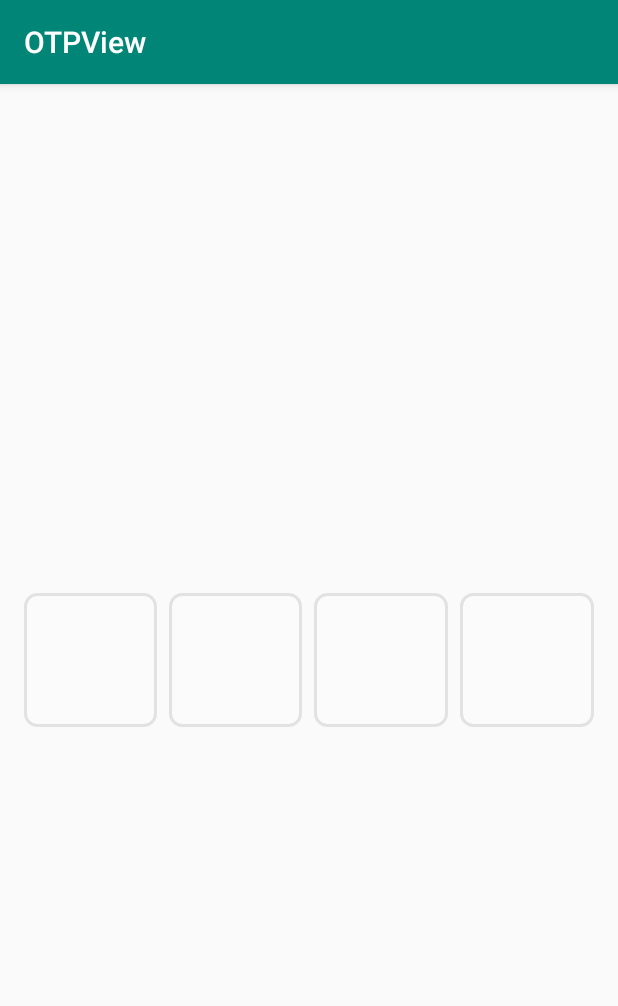
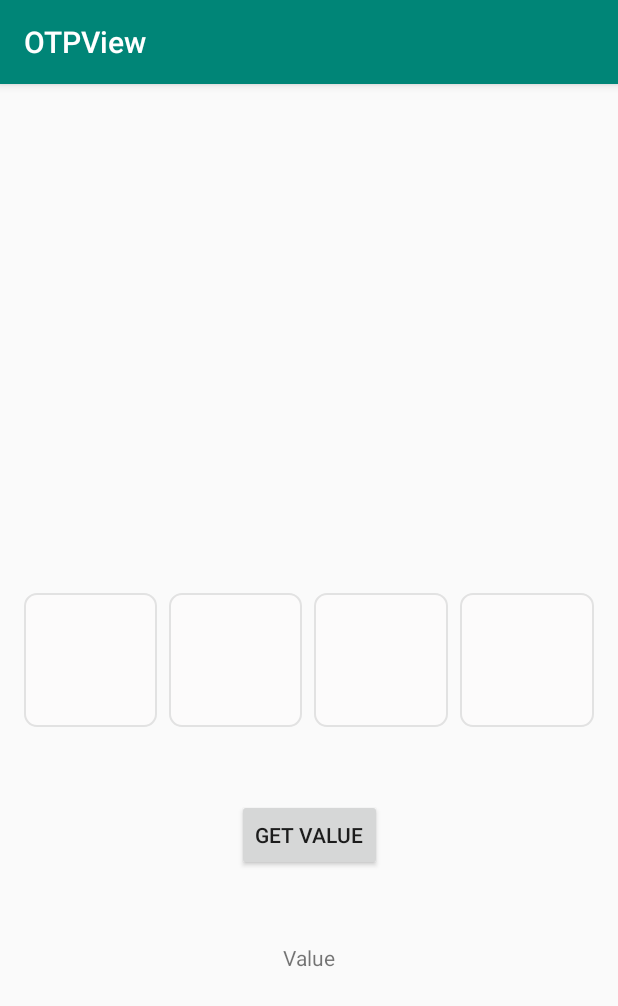
Before and after one commit to catleader/OTPView, an Android app: the screen it shows after launch (MainActivity), on a phone screen of 412 x 824 dp. Shown: the top 1006 px of the screen. Run offline under Robolectric (Android 15) with nearby library versions, the phone set to English and light mode, and no system bars.

Commit message:
add getValue()

```diff
--- a/app/src/main/java/com/example/otpview/MainActivity.kt
+++ b/app/src/main/java/com/example/otpview/MainActivity.kt
@@ -21,6 +21,11 @@ class MainActivity : AppCompatActivity() {
             Log.d(tag, "Reaching the last box")
         }
 
+
+        btnGetValue.setOnClickListener {
+            val output = otpView.getValue()
+            tvValue.text = "value: ${output.value} isCompleted: ${output.isCompleted}"
+        }
     }
 
 
--- a/app/src/main/res/layout/activity_main.xml
+++ b/app/src/main/res/layout/activity_main.xml
@@ -18,4 +18,25 @@
             android:layout_width="match_parent"
             android:layout_height="wrap_content"/>
 
+    <Button
+            android:text="get value"
+            android:id="@+id/btnGetValue"
+            app:layout_constraintTop_toBottomOf="@id/otpView"
+            app:layout_constraintStart_toStartOf="parent"
+            app:layout_constraintEnd_toEndOf="parent"
+            android:layout_marginTop="48dp"
+            android:layout_width="wrap_content"
+            android:layout_height="wrap_content"/>
+
+
+    <TextView
+            android:id="@+id/tvValue"
+            android:text="Value"
+            app:layout_constraintTop_toBottomOf="@id/btnGetValue"
+            app:layout_constraintStart_toStartOf="parent"
+            app:layout_constraintEnd_toEndOf="parent"
+            android:layout_marginTop="48dp"
+            android:layout_width="wrap_content"
+            android:layout_height="wrap_content"/>
+
 </androidx.constraintlayout.widget.ConstraintLayout>
--- a/otpview/src/main/res/drawable/default_digit_background.xml
+++ b/otpview/src/main/res/drawable/default_digit_background.xml
@@ -3,5 +3,5 @@
        android:shape="rectangle">
     <corners android:radius="@dimen/default_digit_background_corners"/>
     <solid android:color="@color/default_digit_background_color"/>
-    <stroke android:width="2dp" android:color="@color/default_digit_background_stroke_color"/>
+    <stroke android:width="1dp" android:color="@color/default_digit_background_stroke_color"/>
 </shape>
--- a/otpview/src/main/res/values/attrs.xml
+++ b/otpview/src/main/res/values/attrs.xml
@@ -2,7 +2,7 @@
 <resources>
     <declare-styleable name="OtpView">
         <attr name="digit_count" format="integer"/>
-        <attr name="digit_background_res_id" format="reference"/>
+        <attr name="digit_background" format="reference"/>
         <attr name="digit_space" format="dimension"/>
         <attr name="digit_font_size" format="dimension"/>
         <attr name="digit_font" format="string"/>
```
Also changed, not shown: otpview/src/main/java/com/github/catleader/otpview/OtpView.kt (+20 -1 lines).
